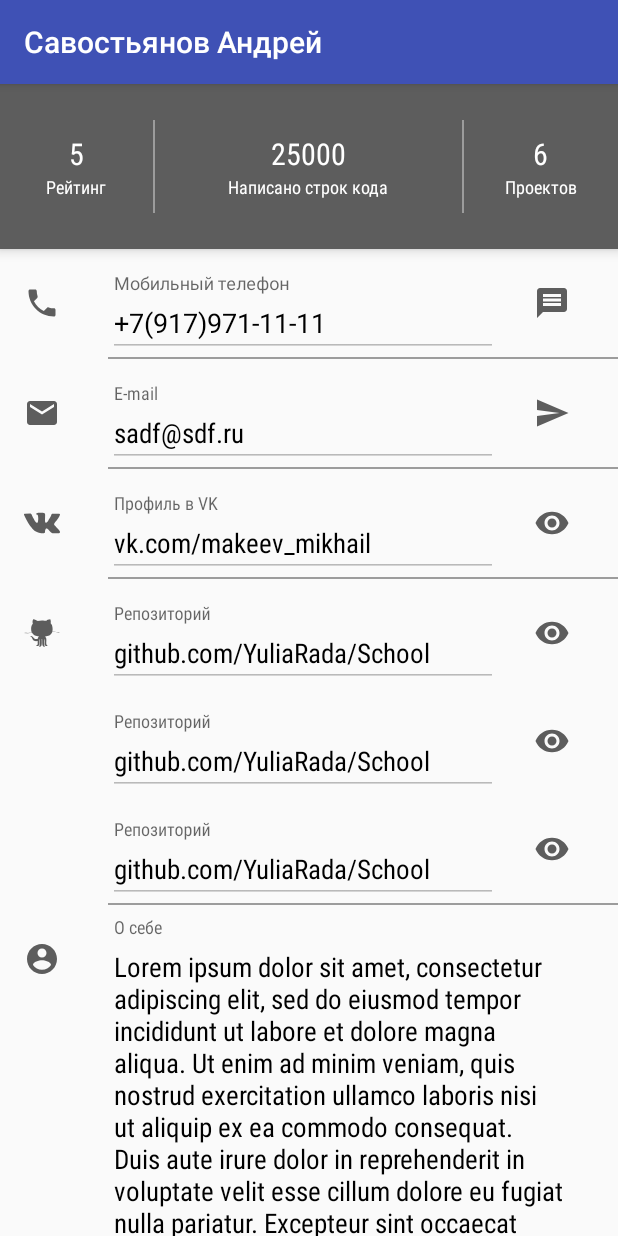
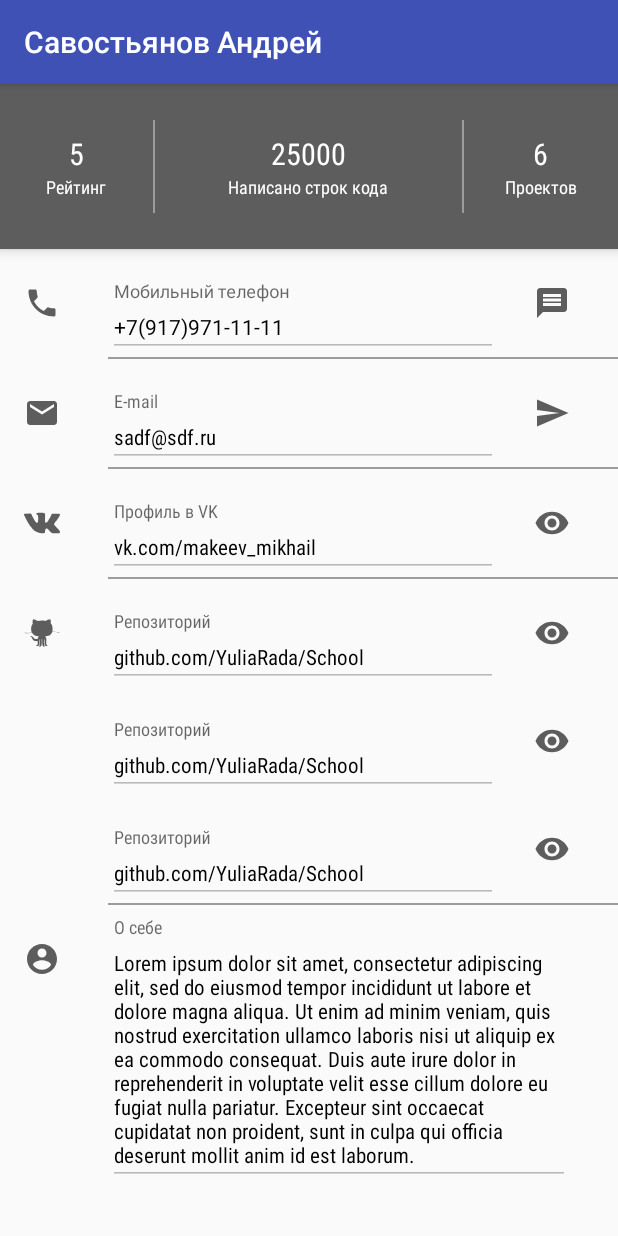
Before and after one commit to AndX2/DevIntensive, an Android app: the screen it shows after launch (MainActivity), on a phone screen of 412 x 824 dp. Run offline under Robolectric (Android 15) with nearby library versions, the phone set to English and light mode, and no system bars.

Commit message:
fix text.textSize for body (MD)

```diff
--- a/app/src/main/res/layout/activity_main.xml
+++ b/app/src/main/res/layout/activity_main.xml
@@ -133,6 +133,7 @@
 
                     <EditText
                         android:id="@+id/et_phone"
+                        android:textSize="@dimen/text_body1_size_14"
                         android:layout_width="match_parent"
                         android:layout_height="wrap_content"
                         android:enabled="false"
@@ -181,6 +182,7 @@
 
                     <EditText
                         android:id="@+id/et_email"
+                        android:textSize="@dimen/text_body1_size_14"
                         android:layout_width="match_parent"
                         android:layout_height="wrap_content"
                         android:enabled="false"
@@ -230,6 +232,7 @@
 
                     <EditText
                         android:id="@+id/et_vk"
+                        android:textSize="@dimen/text_body1_size_14"
                         android:layout_width="match_parent"
                         android:layout_height="wrap_content"
                         android:enabled="false"
@@ -284,6 +287,7 @@
 
                         <EditText
                             android:id="@+id/et_git1"
+                            android:textSize="@dimen/text_body1_size_14"
                             android:layout_width="match_parent"
                             android:layout_height="wrap_content"
                             android:enabled="false"
@@ -328,6 +332,7 @@
 
                         <EditText
                             android:id="@+id/et_git2"
+                            android:textSize="@dimen/text_body1_size_14"
                             android:layout_width="match_parent"
                             android:layout_height="wrap_content"
                             android:enabled="false"
@@ -372,6 +377,7 @@
 
                         <EditText
                             android:id="@+id/et_git3"
+                            android:textSize="@dimen/text_body1_size_14"
                             android:layout_width="match_parent"
                             android:layout_height="wrap_content"
                             android:enabled="false"
@@ -427,6 +433,7 @@
 
                     <EditText
                         android:id="@+id/et_myself"
+                        android:textSize="@dimen/text_body1_size_14"
                         android:layout_width="match_parent"
                         android:layout_height="wrap_content"
                         android:enabled="false"
```
